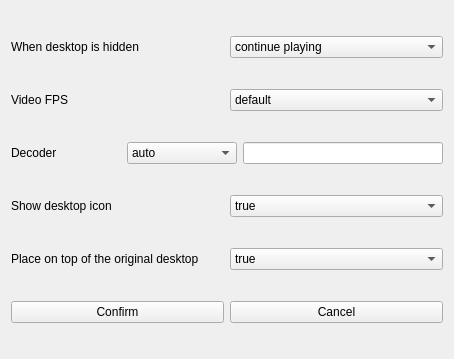
The window that src/moresetting.ui (dependon/fantascene-dynamic-wallpaper) describes before a commit, drawn with Qt 5.
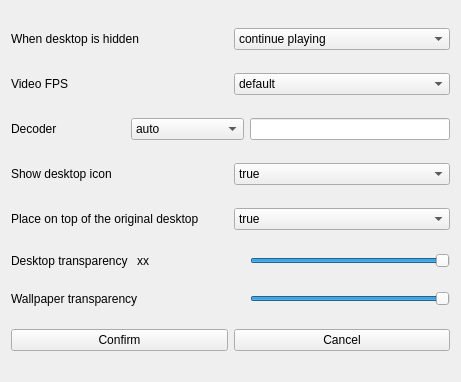
The same window after the commit.

```diff
--- a/src/moresetting.ui
+++ b/src/moresetting.ui
@@ -6,8 +6,8 @@
    <rect>
     <x>0</x>
     <y>0</y>
-    <width>454</width>
-    <height>359</height>
+    <width>461</width>
+    <height>382</height>
    </rect>
   </property>
   <property name="windowTitle">
@@ -199,6 +199,73 @@
      </item>
     </layout>
    </item>
+   <item>
+    <layout class="QHBoxLayout" name="horizontalLayout_7">
+     <item>
+      <widget class="QLabel" name="label_7">
+       <property name="text">
+        <string>Desktop transparency </string>
+       </property>
+      </widget>
+     </item>
+     <item>
+      <widget class="QLabel" name="label_name">
+       <property name="text">
+        <string>xx</string>
+       </property>
+      </widget>
+     </item>
+     <item>
+      <widget class="QSlider" name="desktop_transparency">
+       <property name="maximumSize">
+        <size>
+         <width>200</width>
+         <height>16777215</height>
+        </size>
+       </property>
+       <property name="minimum">
+        <number>1</number>
+       </property>
+       <property name="value">
+        <number>99</number>
+       </property>
+       <property name="orientation">
+        <enum>Qt::Horizontal</enum>
+       </property>
+      </widget>
+     </item>
+    </layout>
+   </item>
+   <item>
+    <layout class="QHBoxLayout" name="horizontalLayout_8">
+     <item>
+      <widget class="QLabel" name="label_8">
+       <property name="text">
+        <string>Wallpaper transparency </string>
+       </property>
+      </widget>
+     </item>
+     <item>
+      <widget class="QSlider" name="back_transparency">
+       <property name="maximumSize">
+        <size>
+         <width>200</width>
+         <height>16777215</height>
+        </size>
+       </property>
+       <property name="minimum">
+        <number>1</number>
+       </property>
+       <property name="value">
+        <number>99</number>
+       </property>
+       <property name="orientation">
+        <enum>Qt::Horizontal</enum>
+       </property>
+      </widget>
+     </item>
+    </layout>
+   </item>
    <item>
     <layout class="QHBoxLayout" name="horizontalLayout_3">
      <item>
```
